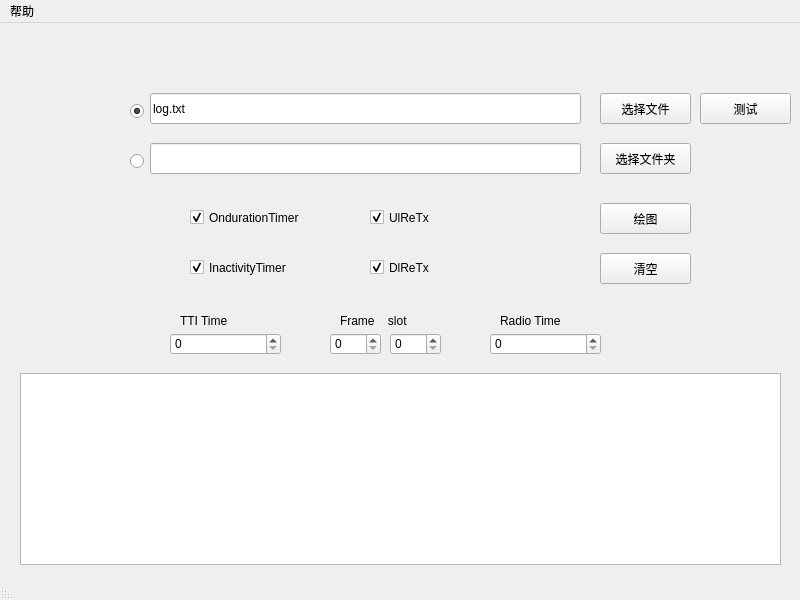
The window that DRX/DrxGUI.ui (GitUser004/hello-world) describes before a commit, drawn with Qt 5.
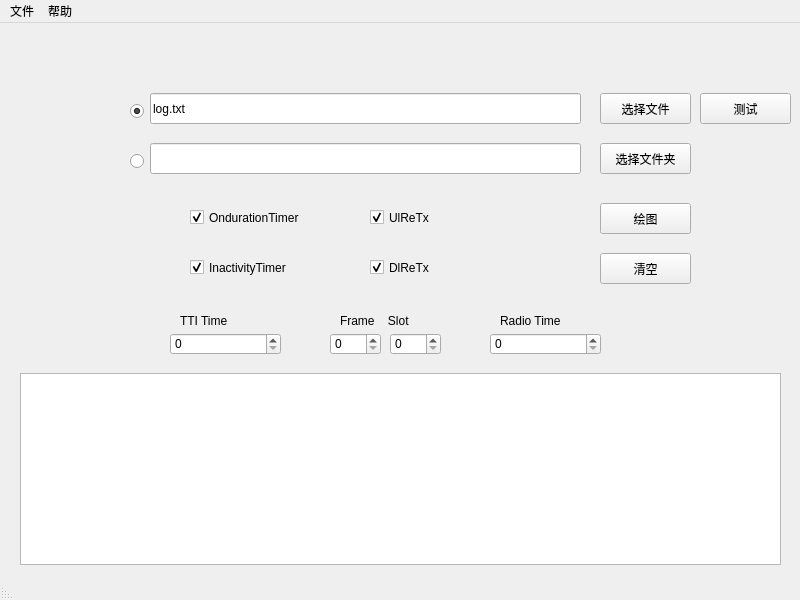
The same window after the commit.

Diff of the .ui file:
```diff
--- a/DRX/DrxGUI.ui
+++ b/DRX/DrxGUI.ui
@@ -192,7 +192,7 @@
      </rect>
     </property>
     <property name="text">
-     <string>Frame    slot</string>
+     <string>Frame    Slot</string>
     </property>
    </widget>
    <widget class="QLabel" name="label_RadioTime">
@@ -324,6 +324,14 @@
     </property>
     <addaction name="action_about"/>
    </widget>
+   <widget class="QMenu" name="menu_file">
+    <property name="title">
+     <string>文件</string>
+    </property>
+    <addaction name="action_openFile"/>
+    <addaction name="action_calcOndurationRange"/>
+   </widget>
+   <addaction name="menu_file"/>
    <addaction name="menu_help"/>
   </widget>
   <widget class="QStatusBar" name="statusbar">
```
Left out of the diff: 10 changed lines with no effect on the pictures.
